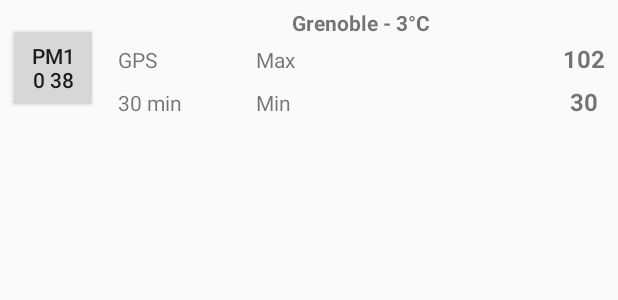
After one commit to younes038/PollutionChecker, an Android app: the layout recylerview_item.xml on its own in the app's theme, with its tools: preview values and no code run, on a phone screen of 412 x 824 dp. The commit adds this screen. Shown: the top 300 px of the screen. Run offline under Robolectric (Android 15) with nearby library versions, the phone set to English and light mode, and no system bars.

Commit message:
Add adapter and recycler view to bind data and display it as list

```diff
--- /dev/null
+++ b/app/src/main/res/layout/recylerview_item.xml
@@ -0,0 +1,61 @@
+<?xml version="1.0" encoding="utf-8"?>
+<LinearLayout xmlns:android="http://schemas.android.com/apk/res/android"
+    android:layout_width="match_parent"
+    android:layout_height="80dip"
+    android:layout_margin="5dp"
+    android:orientation="horizontal">
+
+    <Button
+        android:text="PM10 38"
+        android:id="@+id/button"
+        android:layout_marginRight="10dp"
+        android:layout_gravity="center_vertical"
+        android:layout_height="60dp"
+        android:layout_width="60dp" />
+
+    <TableLayout android:layout_width="match_parent"
+        android:layout_height="match_parent"
+        android:stretchColumns="1">
+        <TableRow android:gravity="center_horizontal">
+            <TextView
+                android:id="@+id/globalinfo"
+                android:layout_width="match_parent"
+                android:text="Grenoble - 3°C"
+                android:textStyle="normal|bold"
+                android:textSize="14sp" />
+        </TableRow>
+
+        <TableRow>
+            <TextView android:id="@+id/gps"
+                android:text="GPS"
+                android:padding="3dip" />
+            <TextView
+                android:text="Max"
+                android:padding="3dip" />
+            <TextView
+                android:text="102"
+                android:id="@+id/pm10Max"
+                android:gravity="right"
+                android:padding="3dip"
+                android:textStyle="normal|bold"
+                android:textSize="16sp" />
+        </TableRow>
+
+        <TableRow>
+            <TextView
+                android:text="30 min"
+                android:id="@+id/lastUpdate"
+                android:padding="3dip" />
+            <TextView
+                android:text="Min"
+                android:padding="3dip" />
+            <TextView
+                android:text="30"
+                android:id="@+id/pm10Min"
+                android:gravity="center"
+                android:padding="3dip"
+                android:textStyle="normal|bold"
+                android:textSize="16sp" />
+        </TableRow>
+    </TableLayout>
+</LinearLayout>
--- a/app/src/main/res/values/colors.xml
+++ b/app/src/main/res/values/colors.xml
@@ -3,4 +3,8 @@
     <color name="colorPrimary">#3F51B5</color>
     <color name="colorPrimaryDark">#303F9F</color>
     <color name="colorAccent">#FF4081</color>
+
+    <color name="green">#32CD32</color>
+    <color name="orange">#f4c500</color>
+    <color name="red">#FF0000</color>
 </resources>
```
Also changed, not shown: app/src/main/java/com/example/younes/pollutionchecker/MainActivity.java (+62 -1 lines), app/src/main/java/com/example/younes/pollutionchecker/adapter/CityAdapter.java (added, +125 -0 lines), app/src/main/res/layout/activity_main.xml (+8 -0 lines).
